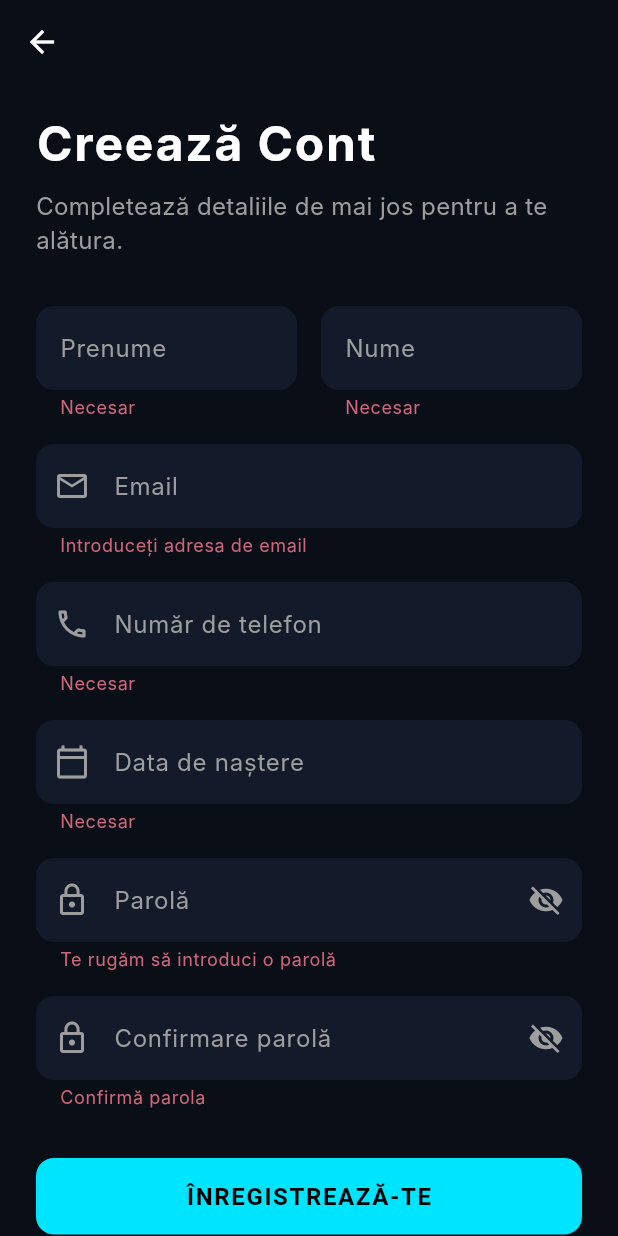
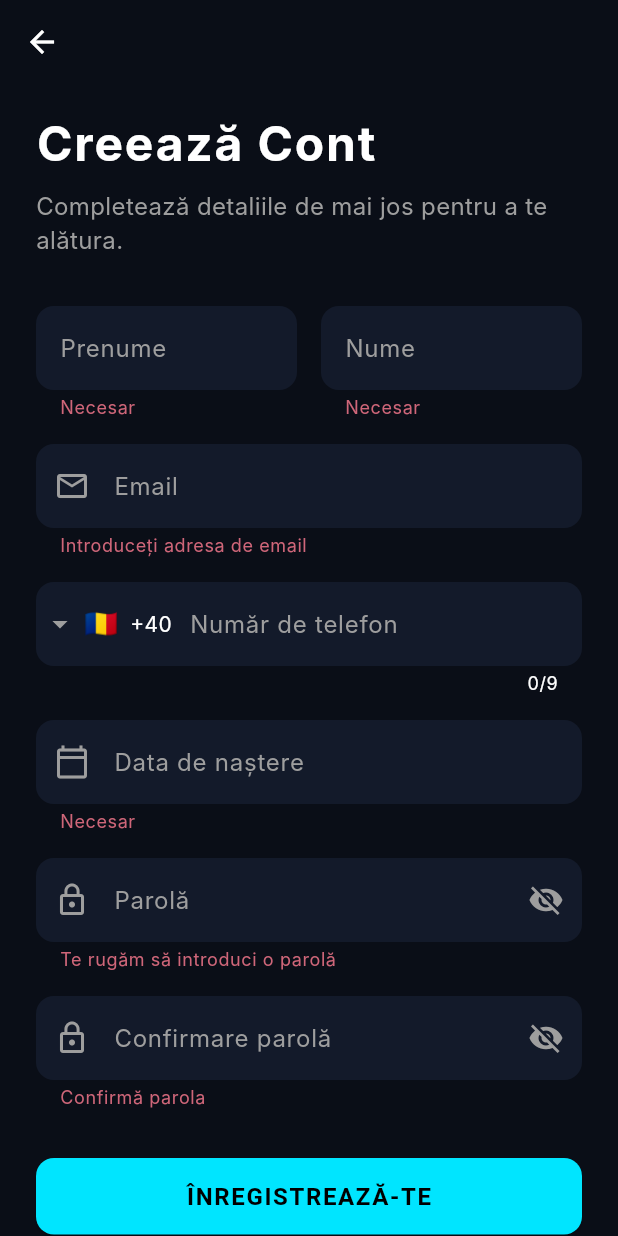
Before and after one commit to TeisRaul/PingPongPlayhub, a Flutter app: the SignupScreen screen opened directly, after a tap on "ÎNREGISTREAZĂ-TE", on a phone screen of 412 x 824 dp. Run offline on Flutter 3.47's test engine with Material 3 defaults, Android fonts, the phone set to English and light mode, and no system bars; drawn by our look-alikes of intl_phone_field; our stand-ins replace cloud_firestore, firebase_auth, firebase_core, font_awesome_flutter, google_sign_in; accounts and stored records are empty; Roboto replaces fonts that are missing (Inter).

Commit message:
login and signup succesfully

```diff
--- a/lib/screens/signup_screen.dart
+++ b/lib/screens/signup_screen.dart
@@ -1,6 +1,7 @@
 import 'package:flutter/material.dart';
 import 'package:firebase_auth/firebase_auth.dart';
 import 'package:cloud_firestore/cloud_firestore.dart';
+import 'package:intl_phone_field/intl_phone_field.dart';
 import 'avatar_screen.dart';
 
 class SignupScreen extends StatefulWidget {
@@ -34,6 +35,57 @@ class _SignupScreenState extends State<SignupScreen> {
   bool _obscurePassword = true;
   bool _obscureConfirmPassword = true;
   bool _isLoading = false;
+
+  String _fullPhoneNumber = '';
+  double _passwordStrength = 0.0;
+  String _passwordStrengthText = '';
+  Color _passwordStrengthColor = Colors.transparent;
+
+  @override
+  void initState() {
+    super.initState();
+    _passwordController.addListener(_updatePasswordStrength);
+  }
+
+  void _updatePasswordStrength() {
+    String pass = _passwordController.text;
+    if (pass.isEmpty) {
+      setState(() {
+        _passwordStrength = 0.0;
+        _passwordStrengthText = '';
+        _passwordStrengthColor = Colors.transparent;
+      });
+      return;
+    }
+
+    double strength = 0.0;
+    if (pass.length >= 8) strength += 0.25;
+    if (pass.contains(RegExp(r'[a-z]'))) strength += 0.25;
+    if (pass.contains(RegExp(r'[A-Z]'))) strength += 0.25;
+    if (pass.contains(RegExp(r'[0-9]')) || pass.contains(RegExp(r'[!@#\$%^&*(),.?":{}|<>]'))) strength += 0.25;
+
+    String text;
+    Color color;
+    if (strength <= 0.25) {
+      text = 'Slabă';
+      color = Colors.red;
+    } else if (strength <= 0.5) {
+      text = 'Acceptabilă';
+      color = Colors.orange;
+    } else if (strength <= 0.75) {
+      text = 'Bună';
+      color = Colors.lightGreen;
+    } else {
+      text = 'Puternică';
+      color = Colors.green;
+    }
+
+    setState(() {
+      _passwordStrength = strength;
+      _passwordStrengthText = text;
+      _passwordStrengthColor = color;
+    });
+  }
 
   @override
   void dispose() {
@@ -113,7 +165,7 @@ class _SignupScreenState extends State<SignupScreen> {
             'firstName': _firstNameController.text.trim(),
             'lastName': _lastNameController.text.trim(),
             'email': _emailController.text.trim(),
-            'phone': _phoneController.text.trim(),
+            'phone': _fullPhoneNumber,
             'dob': _dobController.text.trim(),
             'pingPongLevel': 'Începător', // Valoare default pentru matchmaking
             'matchesPlayed': 0,
@@ -121,14 +173,15 @@ class _SignupScreenState extends State<SignupScreen> {
             'createdAt': FieldValue.serverTimestamp(),
           });
 
-          // 3. Dacă totul e ok, navigăm către ecranul următor
+          // 3. Dacă totul e ok, navigăm către ecranul de login
           if (mounted) {
-            Navigator.pushReplacement(
-              context,
-              MaterialPageRoute(
-                builder: (context) => const AvatarScreen(),
+            ScaffoldMessenger.of(context).showSnackBar(
+              const SnackBar(
+                content: Text('Cont creat cu succes! Te poți autentifica acum.'),
+                backgroundColor: Colors.green,
               ),
             );
+            Navigator.pop(context); // Ne întoarcem la LoginScreen
           }
         }
       } on FirebaseAuthException catch (e) {
@@ -140,6 +193,10 @@ class _SignupScreenState extends State<SignupScreen> {
           errorMessage = 'Formatul email-ului este invalid.';
         }
 
+        print('====================================');
+        print('EROARE REALA FIREBASE: $e');
+        print('====================================');
+
         if (mounted) {
           ScaffoldMessenger.of(context).showSnackBar(
             SnackBar(content: Text(errorMessage), backgroundColor: Colors.red),
@@ -147,6 +204,9 @@ class _SignupScreenState extends State<SignupScreen> {
         }
       } catch (e) {
         // Prindem orice altă eroare
+        print('====================================');
+        print('EROARE GENERALA: $e');
+        print('====================================');
         if (mounted) {
           ScaffoldMessenger.of(context).showSnackBar(
             SnackBar(content: Text('Eroare: ${e.toString()}'), backgroundColor: Colors.red),
@@ -239,14 +299,15 @@ class _SignupScreenState extends State<SignupScreen> {
                 const SizedBox(height: 16),
 
                 // Telefon
-                TextFormField(
-                  controller: _phoneController,
-                  keyboardType: TextInputType.phone,
+                IntlPhoneField(
                   decoration: const InputDecoration(
                     labelText: 'Număr de telefon',
                     prefixIcon: Icon(Icons.phone_outlined),
                   ),
-                  validator: (value) => value!.isEmpty ? 'Necesar' : null,
+                  initialCountryCode: 'RO',
+                  onChanged: (phone) {
+                    _fullPhoneNumber = phone.completeNumber;
+                  },
                 ),
                 const SizedBox(height: 16),
 
@@ -280,6 +341,33 @@ class _SignupScreenState extends State<SignupScreen> {
                   ),
                   validator: _validatePassword,
                 ),
+                if (_passwordStrengthText.isNotEmpty) ...[
+                  const SizedBox(height: 8),
+                  Row(
+                    children: [
+                      Expanded(
+                        child: ClipRRect(
+                          borderRadius: BorderRadius.circular(4),
+                          child: LinearProgressIndicator(
+                            value: _passwordStrength,
+                            backgroundColor: Colors.grey[800],
+                            color: _passwordStrengthColor,
+                            minHeight: 6,
+                          ),
+                        ),
+                      ),
+                      const SizedBox(width: 12),
+                      Text(
+                        _passwordStrengthText,
+                        style: TextStyle(
+                          color: _passwordStrengthColor,
+                          fontWeight: FontWeight.bold,
+                          fontSize: 12,
+                        ),
+                      ),
+                    ],
+                  ),
+                ],
                 const SizedBox(height: 16),
 
                 // Confirmare Parola
--- a/pubspec.yaml
+++ b/pubspec.yaml
@@ -40,6 +40,7 @@ dependencies:
   font_awesome_flutter: ^11.0.0
   google_sign_in: ^7.2.0
   google_sign_in_web: ^1.1.3
+  intl_phone_field: ^3.2.0
 
 dev_dependencies:
   flutter_test:
@@ -64,9 +65,8 @@ flutter:
   uses-material-design: true
 
   # To add assets to your application, add an assets section, like this:
-  # assets:
-  #   - images/a_dot_burr.jpeg
-  #   - images/a_dot_ham.jpeg
+  assets:
+    - assets/images/avatars/
 
   # An image asset can refer to one or more resolution-specific "variants", see
   # https://flutter.dev/to/resolution-aware-images
```
Also changed, not shown: lib/main.dart (+8 -5 lines), lib/screens/avatar_screen.dart (+11 -6 lines), assets/images/avatars/defender.png (added), assets/images/avatars/pro_player.png (added), assets/images/avatars/rookie.png (added), assets/images/avatars/smash_king.png (added), assets/images/avatars/speedster.png (added), assets/images/avatars/spin_master.png (added), firebase.json, lib/firebase_options.dart, pubspec.lock, 1 other file.
